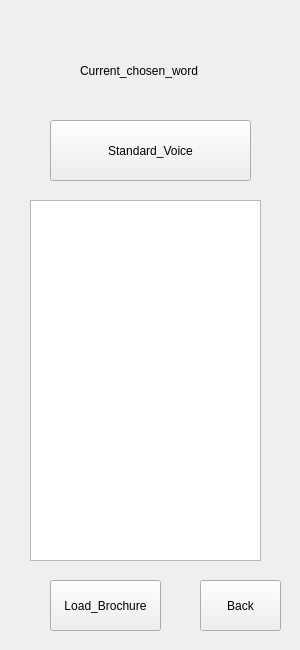
First picture: the form in UI_File/Reverse_Widget/Word_Bank_Widget.ui, repository Lyghrock/Programming-Practice-2025-Spring-Project, before the edit.
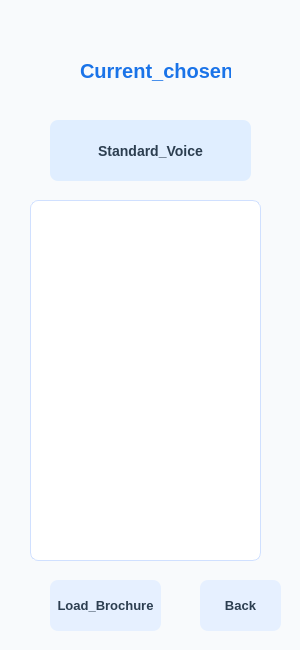
Second picture: the form after the edit.

Diff of the .ui file:
```diff
--- a/UI_File/Reverse_Widget/Word_Bank_Widget.ui
+++ b/UI_File/Reverse_Widget/Word_Bank_Widget.ui
@@ -25,6 +25,75 @@
   <property name="windowTitle">
    <string>Word_Brochure</string>
   </property>
+  <property name="styleSheet">
+   <string notr="true">QWidget {
+    background-color: #f8fafc;
+    font-family: 'Segoe UI', sans-serif;
+}
+
+/* 列表样式 */
+QListWidget {
+    background-color: #ffffff;
+    border: 1px solid #d0e0ff;
+    border-radius: 8px;
+    padding: 8px;
+    font-size: 14px;
+    color: #2c3e50;
+    outline: none;
+}
+
+QListWidget::item {
+    padding: 8px;
+    border-bottom: 1px solid #e8f0ff;
+}
+
+QListWidget::item:selected {
+    background-color: #e6f0ff;
+    color: #1a73e8;
+    border-radius: 4px;
+}
+
+/* 按钮通用样式 */
+QPushButton {
+    border: none;
+    border-radius: 8px;
+    padding: 8px;
+    font-weight: 500;
+    color: #2c3e50;
+    background-color: #e6f0ff;
+    min-height: 30px;
+}
+
+QPushButton:hover {
+    background-color: #d9e7ff;
+}
+
+QPushButton:pressed {
+    background-color: #c2d6ff;
+}
+
+/* 特殊按钮样式 */
+QPushButton#Play_button {
+    font-size: 14px;
+    font-weight: 600;
+    background-color: #e0eeff;
+}
+
+QPushButton#Load_button,
+QPushButton#Back_button {
+    font-size: 13px;
+    font-weight: 500;
+}
+
+/* 标签样式 */
+QLabel#Current_chosen_word {
+    font-size: 20px;
+    font-weight: 600;
+    color: #1a73e8;
+    background: transparent;
+    qproperty-alignment: AlignCenter;
+}</string>
+  </property>
   <widget class="QListWidget" name="Word_bank">
    <property name="geometry">
     <rect>
```
